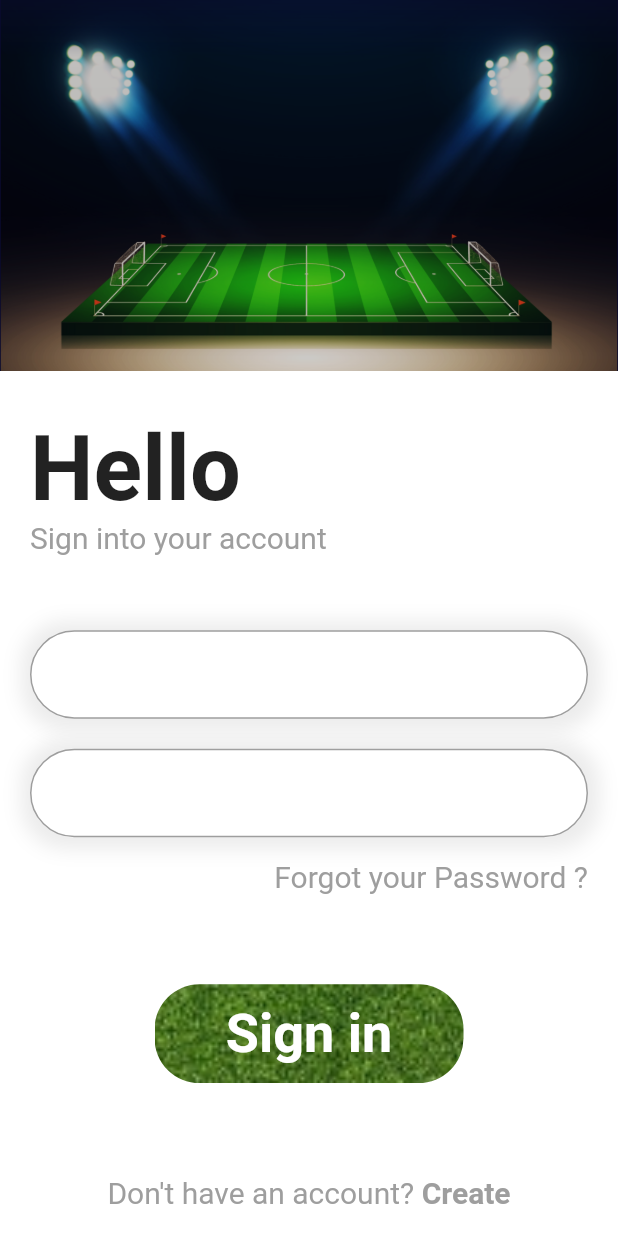
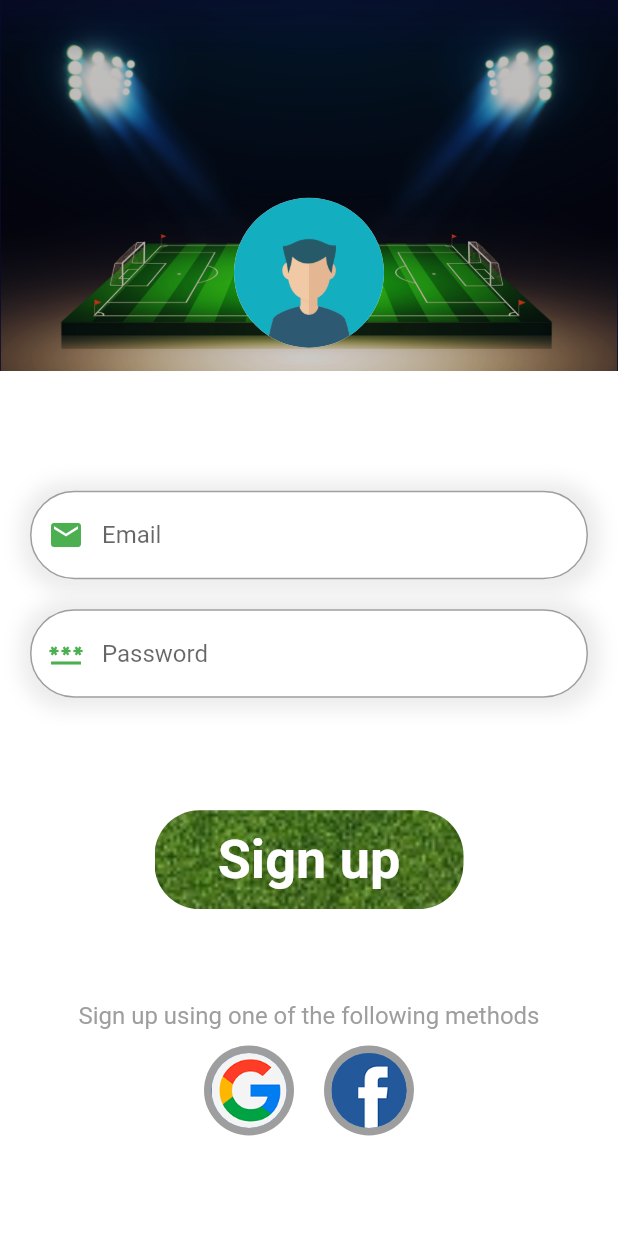
Before and after one commit to ShubhamP08/TurfBookingApp, a Flutter app: the screen it shows after launch, on a phone screen of 412 x 824 dp. Run offline on Flutter 3.47's test engine with Material 2 defaults, Android fonts, the phone set to English and light mode, and no system bars.

Commit message:
Day2_Completed

```diff
--- a/lib/main.dart
+++ b/lib/main.dart
@@ -1,5 +1,6 @@
 import 'package:flutter/material.dart';
 import 'package:turf_booking_application/loginpage.dart';
+import 'package:turf_booking_application/signup_page.dart';
 
 void main() {
   runApp(const MyApp());
@@ -16,7 +17,7 @@
       theme: ThemeData(
         primarySwatch: Colors.blue,
       ),
-      home: LoginPage(),
+      home: SignupPage(),
     );
   }
 }
--- /dev/null
+++ b/lib/signup_page.dart
@@ -0,0 +1,171 @@
+import "package:flutter/material.dart";
+
+class SignupPage extends StatelessWidget {
+  const SignupPage({Key? key}) : super(key: key);
+
+  @override
+  Widget build(BuildContext context) {
+    List images = [
+      "g.png",
+      "f.png",
+    ];
+    double w = MediaQuery.of(context).size.width;
+    double h = MediaQuery.of(context).size.height;
+
+    return Scaffold(
+        backgroundColor: Colors.white,
+        body: Column(children: [
+          Container(
+              width: w,
+              height: h * 0.3,
+              decoration: BoxDecoration(
+                image: DecorationImage(
+                    image: AssetImage("assets/Images/loginimg2.png"),
+                    fit: BoxFit.cover),
+              ),
+              child: Column(
+                children: [
+                  SizedBox(
+                    height: h * 0.16,
+                  ),
+                  CircleAvatar(
+                    backgroundColor: Colors.white70,
+                    radius: 50,
+                    backgroundImage: AssetImage("assets/Images/singupimg.png"),
+                  )
+                ],
+              )),
+          SizedBox(
+            height: 30,
+          ),
+          Container(
+            margin: const EdgeInsets.only(left: 20, right: 20),
+            width: w,
+            child:
+                Column(crossAxisAlignment: CrossAxisAlignment.start, children: [
+              SizedBox(
+                height: 50,
+              ),
+              Container(
+                decoration: BoxDecoration(
+                    color: Colors.white,
+                    borderRadius: BorderRadius.circular(30),
+                    boxShadow: [
+                      BoxShadow(
+                          blurRadius: 10,
+                          spreadRadius: 7,
+                          offset: Offset(1, 1),
+                          color: Colors.grey.withOpacity(0.2))
+                    ]),
+                child: TextField(
+                  decoration: InputDecoration(
+                      hintText: "Email",
+                      prefixIcon: Icon(
+                        Icons.email,
+                        color: Colors.green,
+                      ),
+                      focusedBorder: OutlineInputBorder(
+                          borderRadius: BorderRadius.circular(30),
+                          borderSide: BorderSide(
+                            color: Colors.white,
+                            width: 1.0,
+                          )),
+                      border: OutlineInputBorder(
+                          borderRadius: BorderRadius.circular(30),
+                          borderSide:
+                              BorderSide(color: Colors.white, width: 1.0))),
+                ),
+              ),
+              SizedBox(
+                height: 20,
+              ),
+              Container(
+                decoration: BoxDecoration(
+                    color: Colors.white,
+                    borderRadius: BorderRadius.circular(30),
+                    boxShadow: [
+                      BoxShadow(
+                          blurRadius: 10,
+                          spreadRadius: 7,
+                          offset: Offset(1, 1),
+                          color: Colors.grey.withOpacity(0.2))
+                    ]),
+                child: TextField(
+                  decoration: InputDecoration(
+                      hintText: "Password",
+                      prefixIcon: Icon(
+                        Icons.password_outlined,
+                        color: Colors.green,
+                      ),
+                      focusedBorder: OutlineInputBorder(
+                          borderRadius: BorderRadius.circular(30),
+                          borderSide: BorderSide(
+                            color: Colors.white,
+                            width: 1.0,
+                          )),
+                      border: OutlineInputBorder(
+                          borderRadius: BorderRadius.circular(30),
+                          borderSide:
+                              BorderSide(color: Colors.white, width: 1.0))),
+                ),
+              ),
+              SizedBox(
+                height: 15,
+              ),
+              // Row(
+              //   children: [
+              //     Expanded(
+              //       child: Container(),
+              //     ),
+              //     Text(
+              //       "Forgot your Password ?",
+              //       style: TextStyle(fontSize: 20, color: Colors.grey),
+              //     ),
+              //   ],
+              // )
+            ]),
+          ),
+          SizedBox(
+            height: 60,
+          ),
+          Container(
+            width: w * 0.5,
+            height: h * 0.08,
+            decoration: BoxDecoration(
+              borderRadius: BorderRadius.circular(30),
+              image: DecorationImage(
+                  image: AssetImage("assets/Images/imagebtn1.jpg"),
+                  fit: BoxFit.cover),
+            ),
+            child: Center(
+              child: Text(
+                "Sign up",
+                style: TextStyle(
+                    fontSize: 36,
+                    fontWeight: FontWeight.bold,
+                    color: Colors.white),
+              ),
+            ),
+          ),
+          SizedBox(height: w * 0.15),
+          RichText(
+              text: TextSpan(
+            text: "Sign up using one of the following methods",
+            style: TextStyle(color: Colors.grey[500], fontSize: 16),
+          )),
+          Wrap(
+            children: List<Widget>.generate(2, (index) => Padding(
+              padding: const EdgeInsets.all(10.0),
+              child: CircleAvatar(
+                radius: 30,
+                backgroundColor: Colors.grey[500],
+                child: CircleAvatar(
+                  radius: 25,
+                  backgroundImage: AssetImage("assets/Images/"+images[index]),
+                ),
+              ),
+            )),
+          )
+        ]));
+  }
+}
--- /dev/null
+++ b/lib/welcomepage.dart
@@ -0,0 +1 @@
+import 'package:flutter/material.dart';
```
Also changed, not shown: assets/Images/singupimg.png (added).
